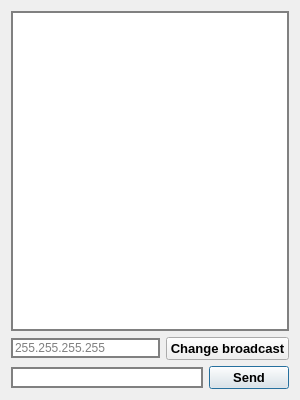
Qt form mess/gui.ui (wranidlo/broadcast_sender_receiver) before a commit.
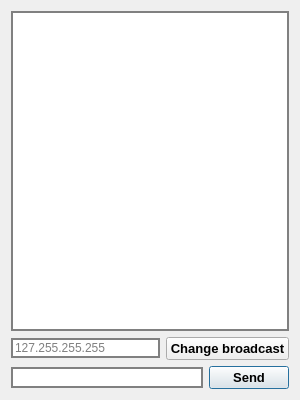
The same form after that commit.

Patch:
```diff
--- a/mess/gui.ui
+++ b/mess/gui.ui
@@ -35,7 +35,7 @@
 }</string>
          </property>
          <property name="placeholderText">
-          <string>255.255.255.255</string>
+          <string>127.255.255.255</string>
          </property>
         </widget>
        </item>
```
